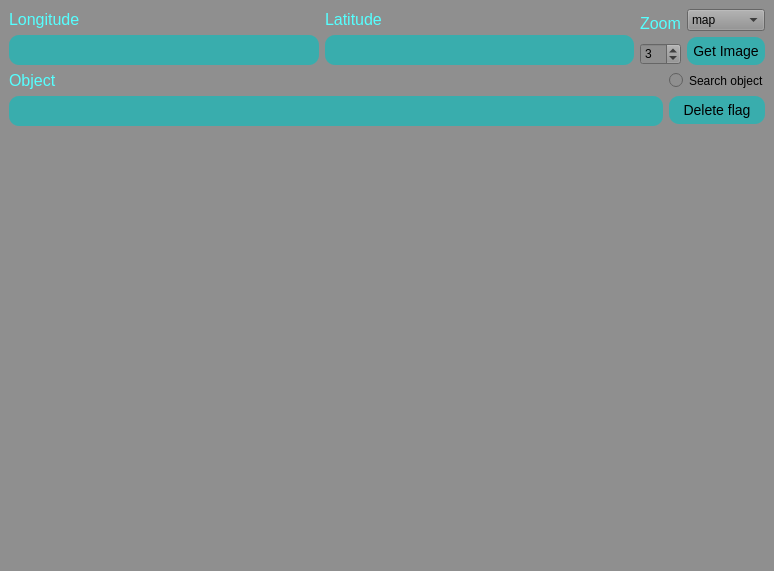
First picture: the form in map_ui.ui, repository Rogozhin-Dmitry/yandex_api_big_project, before the edit.
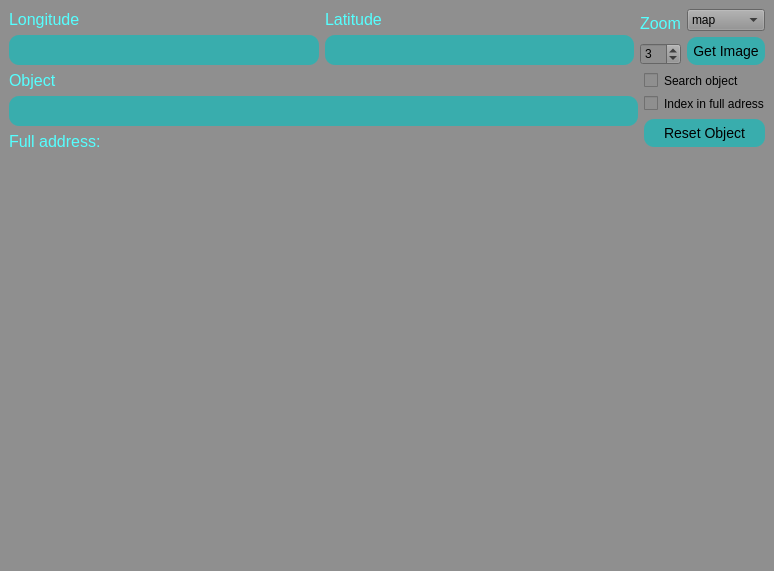
Second picture: the form after the edit.

Commit message: до 10 доп задачи

Patch:
```diff
--- a/map_ui.ui
+++ b/map_ui.ui
@@ -245,17 +245,42 @@
           </property>
          </widget>
         </item>
+        <item>
+         <widget class="QLabel" name="address">
+          <property name="font">
+           <font>
+            <family>Segoe UI</family>
+            <pointsize>12</pointsize>
+           </font>
+          </property>
+          <property name="styleSheet">
+           <string notr="true">color: rgb(85, 255, 255);
+
+</string>
+          </property>
+          <property name="text">
+           <string>Full address:</string>
+          </property>
+         </widget>
+        </item>
        </layout>
       </item>
       <item>
        <layout class="QVBoxLayout" name="verticalLayout_7">
         <item>
-         <widget class="QRadioButton" name="radioButton">
+         <widget class="QCheckBox" name="radioButton">
           <property name="text">
            <string>Search object</string>
           </property>
          </widget>
         </item>
+        <item>
+         <widget class="QCheckBox" name="index">
+          <property name="text">
+           <string>Index in full adress</string>
+          </property>
+         </widget>
+        </item>
         <item>
          <widget class="QPushButton" name="delete_2">
           <property name="font">
@@ -282,7 +307,7 @@
 </string>
           </property>
           <property name="text">
-           <string>Delete flag</string>
+           <string>Reset Object</string>
           </property>
          </widget>
         </item>
```
The commit also changes 1 other file.
